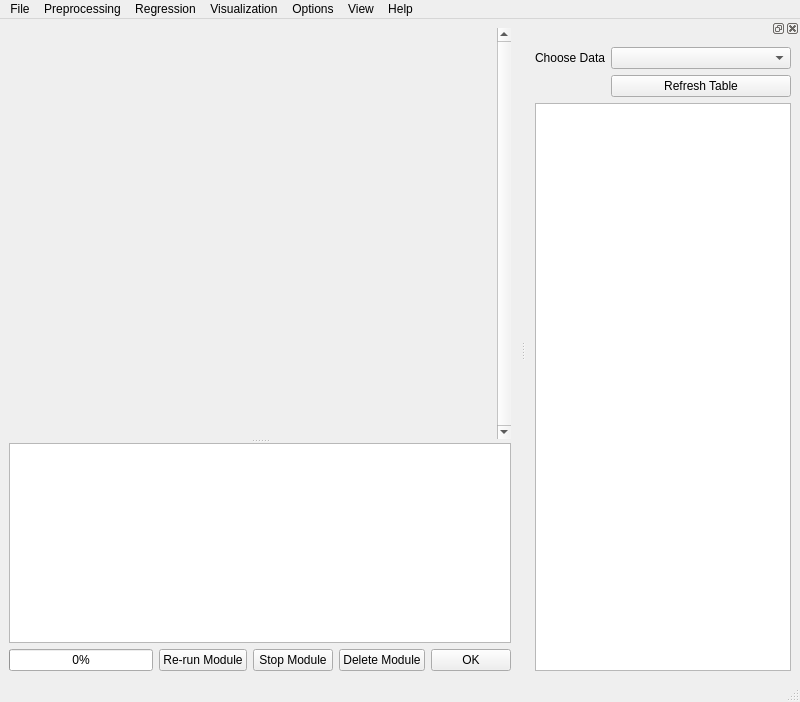
Qt form ui/MainWindow.ui (tthatcher95/PyHAT_Point_Spectra_GUI) before a commit.
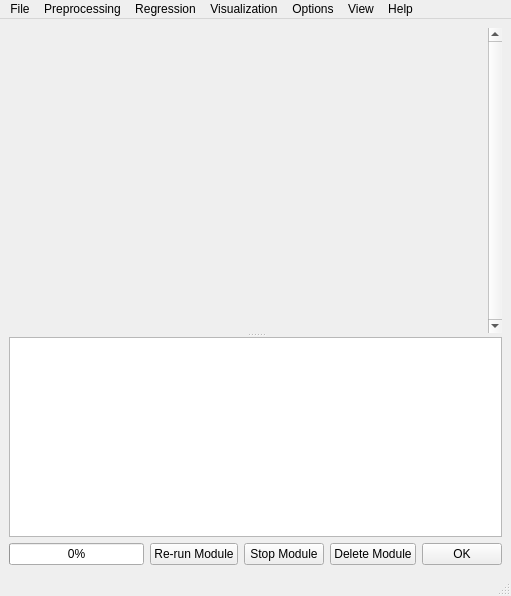
The same form after that commit.

Patch:
```diff
--- a/ui/MainWindow.ui
+++ b/ui/MainWindow.ui
@@ -6,8 +6,8 @@
    <rect>
     <x>0</x>
     <y>0</y>
-    <width>800</width>
-    <height>702</height>
+    <width>511</width>
+    <height>596</height>
    </rect>
   </property>
   <property name="windowTitle">
@@ -44,8 +44,8 @@
          <rect>
           <x>0</x>
           <y>0</y>
-          <width>411</width>
-          <height>407</height>
+          <width>476</width>
+          <height>301</height>
          </rect>
         </property>
         <layout class="QVBoxLayout" name="verticalLayout_3">
@@ -138,7 +138,7 @@
     <rect>
      <x>0</x>
      <y>0</y>
-     <width>800</width>
+     <width>511</width>
      <height>21</height>
     </rect>
    </property>
@@ -239,48 +239,6 @@
    <addaction name="menuHelp"/>
   </widget>
   <widget class="QStatusBar" name="statusbar"/>
-  <widget class="QDockWidget" name="dataViewDockWidget">
-   <property name="minimumSize">
-    <size>
-     <width>200</width>
-     <height>168</height>
-    </size>
-   </property>
-   <attribute name="dockWidgetArea">
-    <number>2</number>
-   </attribute>
-   <widget class="QWidget" name="dockWidgetContents">
-    <layout class="QGridLayout" name="gridLayout">
-     <item row="1" column="0">
-      <widget class="QTableView" name="tableView"/>
-     </item>
-     <item row="0" column="0">
-      <layout class="QFormLayout" name="chooseDataFormLayout">
-       <property name="fieldGrowthPolicy">
-        <enum>QFormLayout::AllNonFixedFieldsGrow</enum>
-       </property>
-       <item row="0" column="0">
-        <widget class="QLabel" name="chooseDataLabel">
-         <property name="text">
-          <string>Choose Data</string>
-         </property>
-        </widget>
-       </item>
-       <item row="0" column="1">
-        <widget class="QComboBox" name="chooseDataComboBox"/>
-       </item>
-       <item row="1" column="1">
-        <widget class="QPushButton" name="refreshTablePushButton">
-         <property name="text">
-          <string>Refresh Table</string>
-         </property>
-        </widget>
-       </item>
-      </layout>
-     </item>
-    </layout>
-   </widget>
-  </widget>
   <action name="actionRead_ChemCam_Data">
    <property name="text">
     <string>Read ChemCam Data</string>
```
